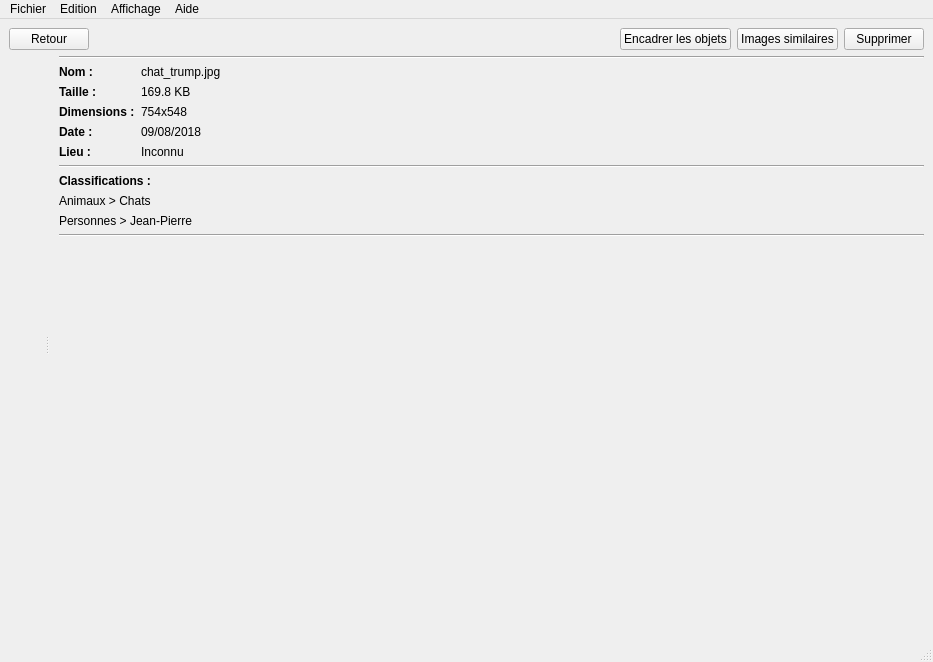
MathLeCodeur/KAPPA, file res/ui/main_window.ui: the form before one commit.
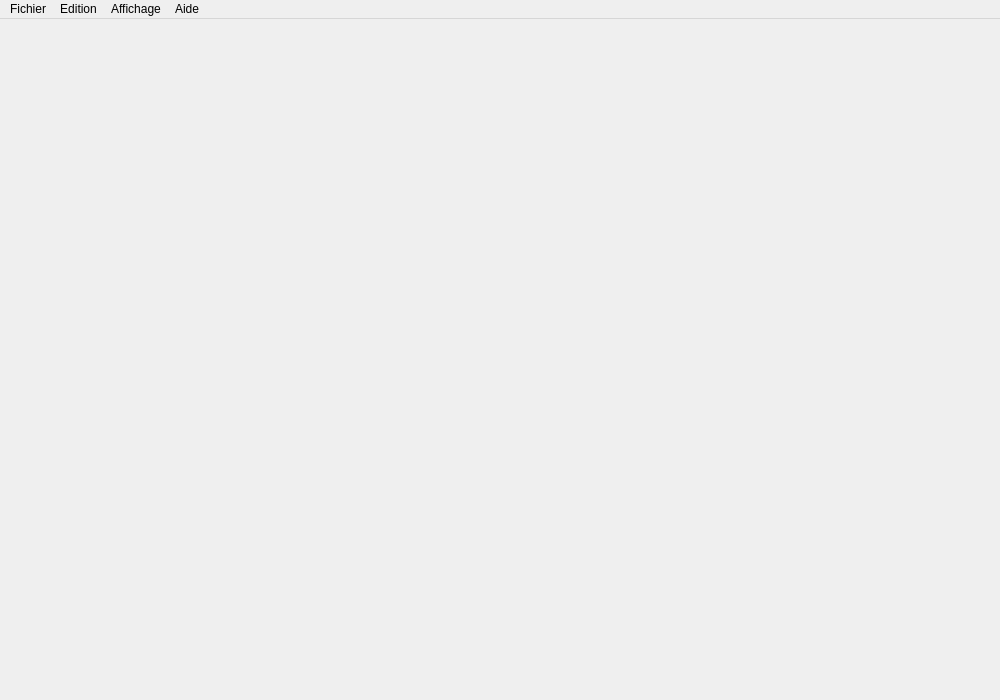
The form after the commit. The open tabs and pages were chosen to show the change. Icons and pictures are not drawn.

```diff
--- a/res/ui/main_window.ui
+++ b/res/ui/main_window.ui
@@ -6,8 +6,8 @@
    <rect>
     <x>0</x>
     <y>0</y>
-    <width>933</width>
-    <height>662</height>
+    <width>1000</width>
+    <height>700</height>
    </rect>
   </property>
   <property name="windowTitle">
@@ -31,388 +31,7 @@
      <number>0</number>
     </property>
     <item>
-     <widget class="QStackedWidget" name="stacked_widget">
-      <property name="styleSheet">
-       <string notr="true"/>
-      </property>
-      <property name="currentIndex">
-       <number>0</number>
-      </property>
-      <widget class="QWidget" name="gallery">
-       <property name="styleSheet">
-        <string notr="true"/>
-       </property>
-       <layout class="QVBoxLayout" name="verticalLayout">
-        <item>
-         <layout class="QHBoxLayout" name="gallery_header">
-          <item>
-           <widget class="QTextEdit" name="search_textedit">
-            <property name="sizePolicy">
-             <sizepolicy hsizetype="Expanding" vsizetype="Ignored">
-              <horstretch>0</horstretch>
-              <verstretch>0</verstretch>
-             </sizepolicy>
-            </property>
-            <property name="verticalScrollBarPolicy">
-             <enum>Qt::ScrollBarAlwaysOff</enum>
-            </property>
-           </widget>
-          </item>
-          <item>
-           <widget class="QPushButton" name="search_button">
-            <property name="text">
-             <string>Search</string>
-            </property>
-           </widget>
-          </item>
-          <item>
-           <spacer name="galery_header_spacer">
-            <property name="orientation">
-             <enum>Qt::Horizontal</enum>
-            </property>
-            <property name="sizeHint" stdset="0">
-             <size>
-              <width>40</width>
-              <height>20</height>
-             </size>
-            </property>
-           </spacer>
-          </item>
-          <item>
-           <widget class="QPushButton" name="classement_button">
-            <property name="text">
-             <string>Classement</string>
-            </property>
-           </widget>
-          </item>
-          <item>
-           <widget class="QPushButton" name="advance_search_button">
-            <property name="text">
-             <string>Recherche avancée</string>
-            </property>
-           </widget>
-          </item>
-          <item>
-           <widget class="QPushButton" name="display_all_button">
-            <property name="text">
-             <string>Afficher tout</string>
-            </property>
-           </widget>
-          </item>
-         </layout>
-        </item>
-        <item>
-         <widget class="QScrollArea" name="gallery_scrollbar">
-          <property name="sizePolicy">
-           <sizepolicy hsizetype="Expanding" vsizetype="Expanding">
-            <horstretch>0</horstretch>
-            <verstretch>1</verstretch>
-           </sizepolicy>
-          </property>
-          <property name="widgetResizable">
-           <bool>true</bool>
-          </property>
-          <widget class="QWidget" name="gallery_content">
-           <property name="geometry">
-            <rect>
-             <x>0</x>
-             <y>0</y>
-             <width>913</width>
-             <height>565</height>
-            </rect>
-           </property>
-           <layout class="QVBoxLayout" name="verticalLayout_5">
-            <item>
-             <layout class="QVBoxLayout" name="gallery_item1">
-              <item>
-               <widget class="QLabel" name="gallery_item1_label">
-                <property name="styleSheet">
-                 <string notr="true">font-weight: bold;
-font-size: 14pt;</string>
-                </property>
-                <property name="text">
-                 <string>Août 2018</string>
-                </property>
-               </widget>
-              </item>
-              <item>
-               <layout class="QGridLayout" name="gallery_item1_images">
-                <property name="horizontalSpacing">
-                 <number>0</number>
-                </property>
-                <item row="1" column="0" alignment="Qt::AlignLeft">
-                 <widget class="QLabel" name="gallery_item1_image1">
-                  <property name="sizePolicy">
-                   <sizepolicy hsizetype="Fixed" vsizetype="Preferred">
-                    <horstretch>0</horstretch>
-                    <verstretch>0</verstretch>
-                   </sizepolicy>
-                  </property>
-                  <property name="pixmap">
-                   <pixmap resource="../images/samples.qrc">:/samples/samples/image1.jpeg</pixmap>
-                  </property>
-                 </widget>
-                </item>
-                <item row="2" column="0">
-                 <widget class="QLabel" name="gallery_item1_image3">
-                  <property name="sizePolicy">
-                   <sizepolicy hsizetype="Fixed" vsizetype="Preferred">
-                    <horstretch>0</horstretch>
-                    <verstretch>0</verstretch>
-                   </sizepolicy>
-                  </property>
-                  <property name="maximumSize">
-                   <size>
-                    <width>300</width>
-                    <height>300</height>
-                   </size>
-                  </property>
-                  <property name="pixmap">
-                   <pixmap resource="../images/samples.qrc">:/samples/samples/image3.jpg</pixmap>
-                  </property>
-                  <property name="scaledContents">
-                   <bool>true</bool>
-                  </property>
-                 </widget>
-                </item>
-                <item row="1" column="1">
-                 <widget class="QLabel" name="gallery_item1_image2">
-                  <property name="sizePolicy">
-                   <sizepolicy hsizetype="Fixed" vsizetype="Preferred">
-                    <horstretch>0</horstretch>
-                    <verstretch>0</verstretch>
-                   </sizepolicy>
-                  </property>
-                  <property name="pixmap">
-                   <pixmap resource="../images/samples.qrc">:/samples/samples/image2.jpeg</pixmap>
-                  </property>
-                 </widget>
-                </item>
-                <item row="2" column="1">
-                 <widget class="QLabel" name="gallery_item1_image4">
-                  <property name="sizePolicy">
-                   <sizepolicy hsizetype="Fixed" vsizetype="Preferred">
-                    <horstretch>0</horstretch>
-                    <verstretch>0</verstretch>
-                   </sizepolicy>
-                  </property>
-                  <property name="maximumSize">
-                   <size>
-                    <width>300</width>
-                    <height>300</height>
-                   </size>
-                  </property>
-                  <property name="pixmap">
-                   <pixmap resource="../images/samples.qrc">:/samples/samples/image4.jpg</pixmap>
-                  </property>
-                  <property name="scaledContents">
-                   <bool>true</bool>
-                  </property>
-                 </widget>
-                </item>
-               </layout>
-              </item>
-             </layout>
-            </item>
-           </layout>
-          </widget>
-         </widget>
-        </item>
-       </layout>
-      </widget>
-      <widget class="QWidget" name="image_viewer">
-       <layout class="QVBoxLayout" name="verticalLayout_3">
-        <item>
-         <layout class="QHBoxLayout" name="image_viewer_header">
-          <item>
-           <widget class="QPushButton" name="back_button">
-            <property name="sizePolicy">
-             <sizepolicy hsizetype="Fixed" vsizetype="Fixed">
-              <horstretch>0</horstretch>
-              <verstretch>0</verstretch>
-             </sizepolicy>
-            </property>
-            <property name="text">
-             <string>Retour</string>
-            </property>
-           </widget>
-          </item>
-          <item>
-           <spacer name="image_viewer_header_spacer">
-            <property name="orientation">
-             <enum>Qt::Horizontal</enum>
-            </property>
-            <property name="sizeHint" stdset="0">
-             <size>
-              <width>40</width>
-              <height>20</height>
-             </size>
-            </property>
-           </spacer>
-          </item>
-          <item>
-           <widget class="QPushButton" name="frame_objects_button">
-            <property name="text">
-             <string>Encadrer les objets</string>
-            </property>
-           </widget>
-          </item>
-          <item>
-           <widget class="QPushButton" name="search_similar_button">
-            <property name="text">
-             <string>Images similaires</string>
-            </property>
-           </widget>
-          </item>
-          <item>
-           <widget class="QPushButton" name="delete_button">
-            <property name="text">
-             <string>Supprimer</string>
-            </property>
-           </widget>
-          </item>
-         </layout>
-        </item>
-        <item>
-         <widget class="QSplitter" name="image_viewer_splitter">
-          <property name="sizePolicy">
-           <sizepolicy hsizetype="Expanding" vsizetype="Preferred">
-            <horstretch>0</horstretch>
-            <verstretch>1</verstretch>
-           </sizepolicy>
-          </property>
-          <property name="orientation">
-           <enum>Qt::Horizontal</enum>
-          </property>
-          <widget class="QLabel" name="image_viewer_image">
-           <property name="pixmap">
-            <pixmap resource="../images/samples.qrc">:/samples/samples/image3.jpg</pixmap>
-           </property>
-          </widget>
-          <widget class="QWidget" name="verticalLayoutWidget">
-           <layout class="QFormLayout" name="image_viewer_metadata_form">
-            <property name="leftMargin">
-             <number>10</number>
-            </property>
-            <item row="0" column="0" colspan="2">
-             <widget class="Line" name="image_viewer_metadata_line1">
-              <property name="orientation">
-               <enum>Qt::Horizontal</enum>
-              </property>
-             </widget>
-            </item>
-            <item row="1" column="0">
-             <widget class="QLabel" name="image_viewer_metadata_name_label">
-              <property name="text">
-               <string>&lt;b&gt;Nom :&lt;/b&gt;</string>
-              </property>
-             </widget>
-            </item>
-            <item row="1" column="1">
-             <widget class="QLabel" name="image_viewer_metadata_name_value_label">
-              <property name="text">
-               <string>chat_trump.jpg</string>
-              </property>
-             </widget>
-            </item>
-            <item row="2" column="0">
-             <widget class="QLabel" name="image_viewer_metadata_size_label">
-              <property name="text">
-               <string>&lt;html&gt;&lt;head/&gt;&lt;body&gt;&lt;p&gt;&lt;span style=&quot; font-weight:600;&quot;&gt;Taille :&lt;/span&gt;&lt;/p&gt;&lt;/body&gt;&lt;/html&gt;</string>
-              </property>
-             </widget>
-            </item>
-            <item row="2" column="1">
-             <widget class="QLabel" name="image_viewer_metadata_size_value_label">
-              <property name="text">
-               <string>169.8 KB</string>
-              </property>
-             </widget>
-            </item>
-            <item row="3" column="0">
-             <widget class="QLabel" name="image_viewer_metadata_dimensions_label">
-              <property name="text">
-               <string>&lt;html&gt;&lt;head/&gt;&lt;body&gt;&lt;p&gt;&lt;span style=&quot; font-weight:600;&quot;&gt;Dimensions :&lt;/span&gt;&lt;/p&gt;&lt;/body&gt;&lt;/html&gt;</string>
-              </property>
-             </widget>
-            </item>
-            <item row="3" column="1">
-             <widget class="QLabel" name="image_viewer_metadata_dimensions_value_label">
-              <property name="text">
-               <string>754x548</string>
-              </property>
-             </widget>
-            </item>
-            <item row="4" column="0">
-             <widget class="QLabel" name="image_viewer_metadata_date_label">
-              <property name="text">
-               <string>&lt;html&gt;&lt;head/&gt;&lt;body&gt;&lt;p&gt;&lt;span style=&quot; font-weight:600;&quot;&gt;Date :&lt;/span&gt;&lt;/p&gt;&lt;/body&gt;&lt;/html&gt;</string>
-              </property>
-             </widget>
-            </item>
-            <item row="4" column="1">
-             <widget class="QLabel" name="image_viewer_metadata_date_value_label">
-              <property name="text">
-               <string>09/08/2018</string>
-              </property>
-             </widget>
-            </item>
-            <item row="5" column="0">
-             <widget class="QLabel" name="image_viewer_metadata_place_label">
-              <property name="text">
-               <string>&lt;html&gt;&lt;head/&gt;&lt;body&gt;&lt;p&gt;&lt;span style=&quot; font-weight:600;&quot;&gt;Lieu :&lt;/span&gt;&lt;/p&gt;&lt;/body&gt;&lt;/html&gt;</string>
-              </property>
-             </widget>
-            </item>
-            <item row="5" column="1">
-             <widget class="QLabel" name="image_viewer_metadata_place_value_label">
-              <property name="text">
-               <string>Inconnu</string>
-              </property>
-             </widget>
-            </item>
-            <item row="6" column="0" colspan="2">
-             <widget class="Line" name="image_viewer_metadata_line2">
-              <property name="orientation">
-               <enum>Qt::Horizontal</enum>
-              </property>
-             </widget>
-            </item>
-            <item row="10" column="0" colspan="2">
-             <widget class="Line" name="image_viewer_metadata_line4">
-              <property name="orientation">
-               <enum>Qt::Horizontal</enum>
-              </property>
-             </widget>
-            </item>
-            <item row="7" column="0" colspan="2">
-             <widget class="QLabel" name="image_viewer_metadata_classification_label">
-              <property name="text">
-               <string>&lt;html&gt;&lt;head/&gt;&lt;body&gt;&lt;p&gt;&lt;span style=&quot; font-weight:600;&quot;&gt;Classifications :&lt;/span&gt;&lt;/p&gt;&lt;/body&gt;&lt;/html&gt;</string>
-              </property>
-             </widget>
-            </item>
-            <item row="8" column="0" colspan="2">
-             <widget class="QLabel" name="image_viewer_metadata_classification1_value1_label">
-              <property name="text">
-               <string>Animaux &gt; Chats</string>
-              </property>
-             </widget>
-            </item>
-            <item row="9" column="0" colspan="2">
-             <widget class="QLabel" name="image_viewer_metadata_classification1_value2_label">
-              <property name="text">
-               <string>Personnes &gt; Jean-Pierre</string>
-              </property>
-             </widget>
-            </item>
-           </layout>
-          </widget>
-         </widget>
-        </item>
-       </layout>
-      </widget>
-     </widget>
+     <widget class="QStackedWidget" name="stacked_widget"/>
     </item>
    </layout>
   </widget>
@@ -421,7 +40,7 @@
     <rect>
      <x>0</x>
      <y>0</y>
-     <width>933</width>
+     <width>1000</width>
      <height>22</height>
     </rect>
    </property>
@@ -463,7 +82,6 @@
    <addaction name="view_menu"/>
    <addaction name="help_menu"/>
   </widget>
-  <widget class="QStatusBar" name="statusbar"/>
   <action name="import_images_action">
    <property name="text">
     <string>Importer les images depuis...</string>
```
Left out of the diff: 8 changed lines with no effect on the pictures.
